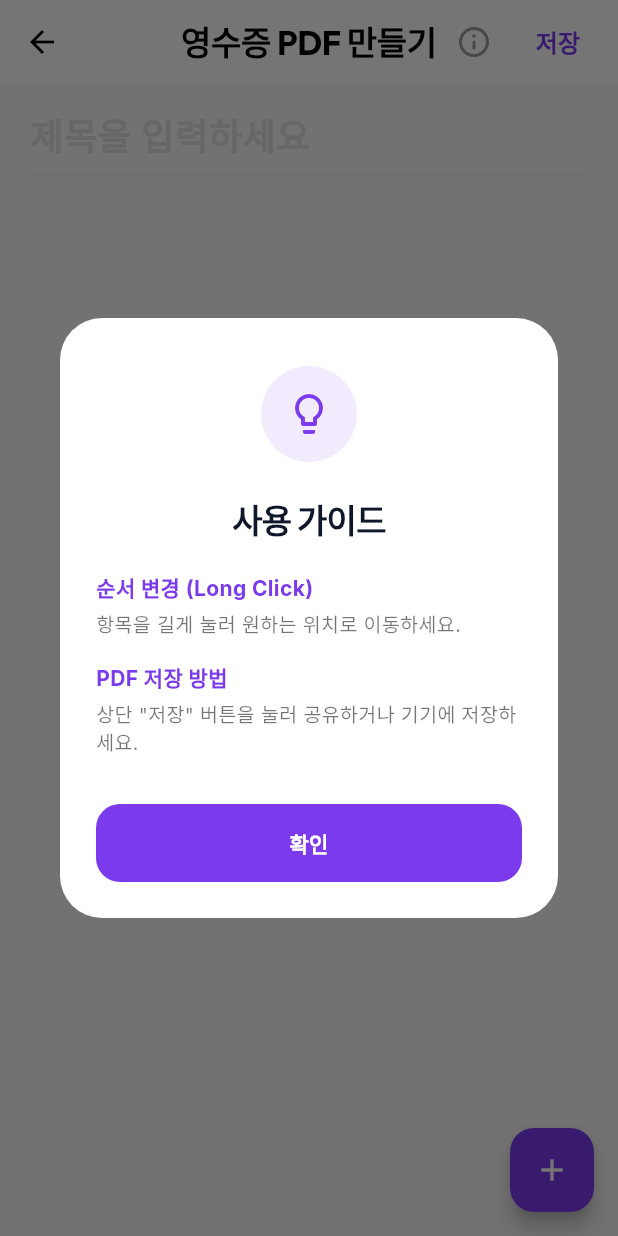
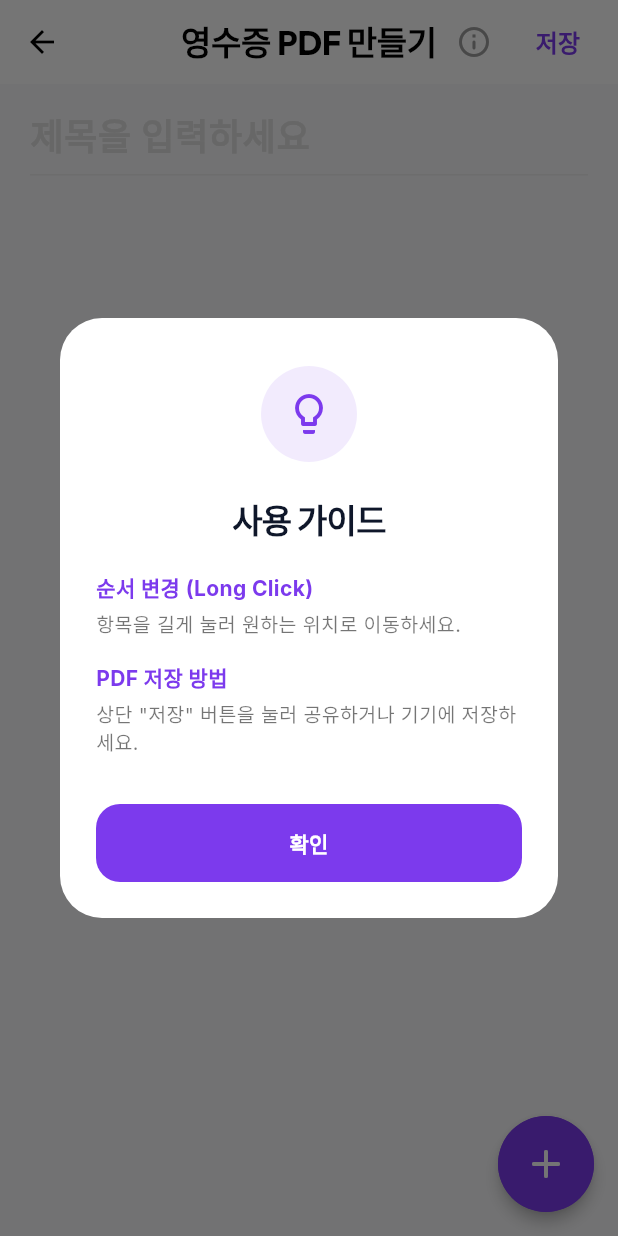
Before and after one commit to eunju-u/TagWith, a Flutter app: the PDFEditorScreen screen opened directly, after a tap on the "info outline" icon, on a phone screen of 412 x 824 dp. Run offline on Flutter 3.47's test engine with Material 3 defaults, Android fonts, the phone set to English and light mode, and no system bars; our stand-ins replace animated_bottom_navigation_bar, dio, fl_chart, flutter_secure_storage, geocoding, geolocator and 6 more; accounts and stored records are empty.

Commit message:
feat: PDF 에디터 원형 버튼 디자인 적용 및 빈 내용 저장 안내 스낵바 추가

```diff
--- a/lib/core/app_strings.dart
+++ b/lib/core/app_strings.dart
@@ -186,10 +186,10 @@ class AppStrings {
   static const String nearbyRecommendationTitle = '주변 추천 장소';
   static const String countSuffix = '곳';
   static const String naverMapTitleSuffix = '주변 네이버 지도';
-  static const String locationServiceDisabled = '위치 서비스가 꺼습니다.';
+  static const String locationServiceDisabled = '위치 서비스가 꺼져 있습니다.';
   static const String locationFetchError = '정보를 가져오지 못했습니다.';
   static const String budgetTipFull = '이번 달 예산을 모두 소진하셨네요! 이제부터는 필수적인 지출만 고려해서 남은 기간을 잘 마무리해 봅시다. 💪';
-  static const String budgetTipOver = '예산을 초과했습니다! 이번 달 남은 기간은 최대한 지출을 자제하는 긴축 재정이 필요해요. 🚨';
+  static const String budgetTipOver = '예산을 초과했습니다! 이번 달 남은 기간은 최대한 지출을 자제하는 긴축 재정 필요해요. 🚨';
   static const String budgetTipCritical = '하루 5천 원도 안 남았어요! 비상 상황입니다. 당분간은 지갑을 닫고 생존 모드로 들어가야 할 것 같아요! 😱';
   static const String budgetTipWarning = '하루 권장액이 1.5만 원 미만입니다. 당분간은 비싼 커피나 외식 대신 도시락이나 집밥을 애용해 보는 건 어떨까요? 🍱';
   static const String budgetTipCaution = '예산의 80%를 이미 사용하셨네요. 남은 날짜가 많다면 조금 더 계획적인 소비가 필요해 보여요! 📉';
@@ -225,7 +225,8 @@ class AppStrings {
   static const String pdfAddItemTitle = '추가할 항목 선택';
   static const String pdfTypeTextLabel = '텍스트 (내용 입력)';
   static const String pdfTypeImageLabel = '이미지 (영수증 사진)';
-  static const String pdfContentHint = '내용을 입력하세요...';
+  static const String pdfContentHint = '내용을 입력하세요.';
+  static const String pdfEmptyError = '내용을 입력해 주세요.';
 
   // --- 설정 ---
   static const String settingsTitle = '설정';
--- a/lib/ui/screens/pdf_editor_screen.dart
+++ b/lib/ui/screens/pdf_editor_screen.dart
@@ -63,6 +63,17 @@ class _PDFEditorScreenState extends State<PDFEditorScreen> {
   }
 
   Future<void> _generatePdf() async {
+    if (_items.isEmpty) {
+      ScaffoldMessenger.of(context).showSnackBar(
+        const SnackBar(
+          content: Text(AppStrings.pdfEmptyError),
+          duration: Duration(seconds: 2),
+          backgroundColor: Colors.orange,
+        ),
+      );
+      return;
+    }
+
     final pdf = pw.Document();
 
     // 한글 폰트 로드
@@ -224,7 +235,7 @@ class _PDFEditorScreenState extends State<PDFEditorScreen> {
             onPressed: _showInstructions,
           ),
           TextButton(
-            onPressed: _items.isEmpty ? null : _generatePdf,
+            onPressed: _generatePdf,
             child: const Text(
               AppStrings.save,
               style: TextStyle(
@@ -260,10 +271,28 @@ class _PDFEditorScreenState extends State<PDFEditorScreen> {
           return _buildItemCell(item, index, theme);
         },
       ),
-      floatingActionButton: FloatingActionButton(
-        onPressed: _showAddItemMenu,
-        backgroundColor: AppColors.primary,
-        child: const Icon(Icons.add, color: Colors.white),
+      floatingActionButton: SizedBox(
+        height: 64,
+        width: 64,
+        child: FloatingActionButton(
+          onPressed: _showAddItemMenu,
+          backgroundColor: AppColors.primary,
+          elevation: 4,
+          shape: const CircleBorder(),
+          child: Container(
+            width: 64,
+            height: 64,
+            decoration: BoxDecoration(
+              shape: BoxShape.circle,
+              gradient: LinearGradient(
+                colors: [AppColors.primary, AppColors.primary.withValues(alpha: 0.8)],
+                begin: Alignment.topLeft,
+                end: Alignment.bottomRight,
+              ),
+            ),
+            child: const Icon(Icons.add_rounded, color: Colors.white, size: 32),
+          ),
+        ),
       ),
     );
   }
```
